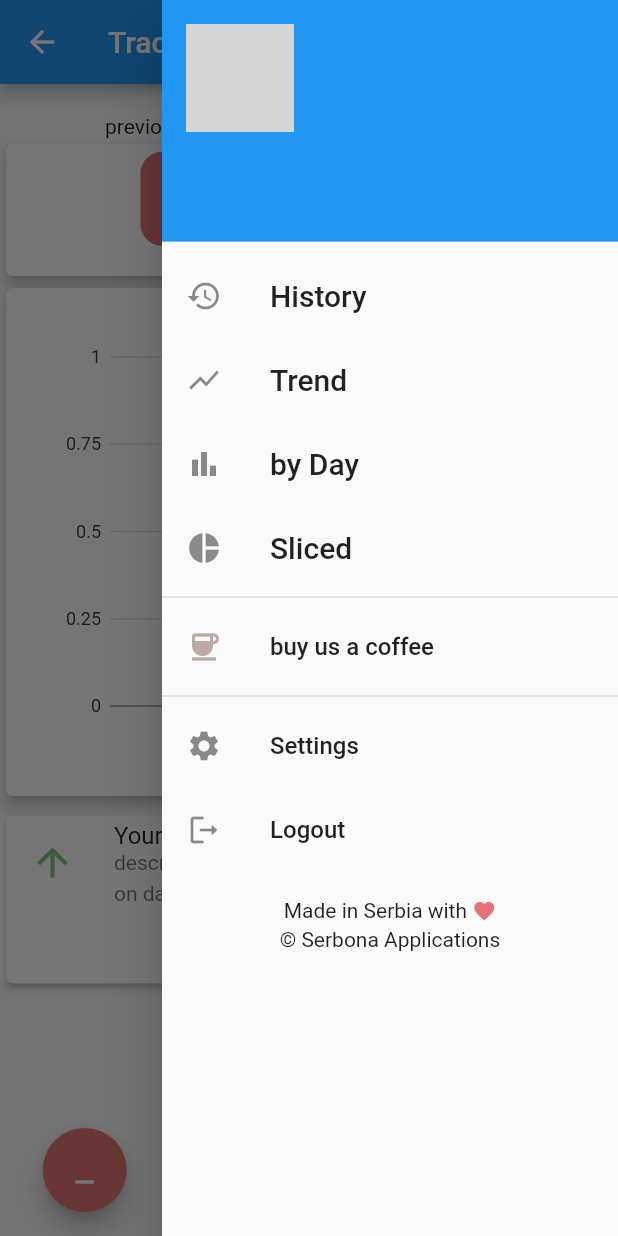
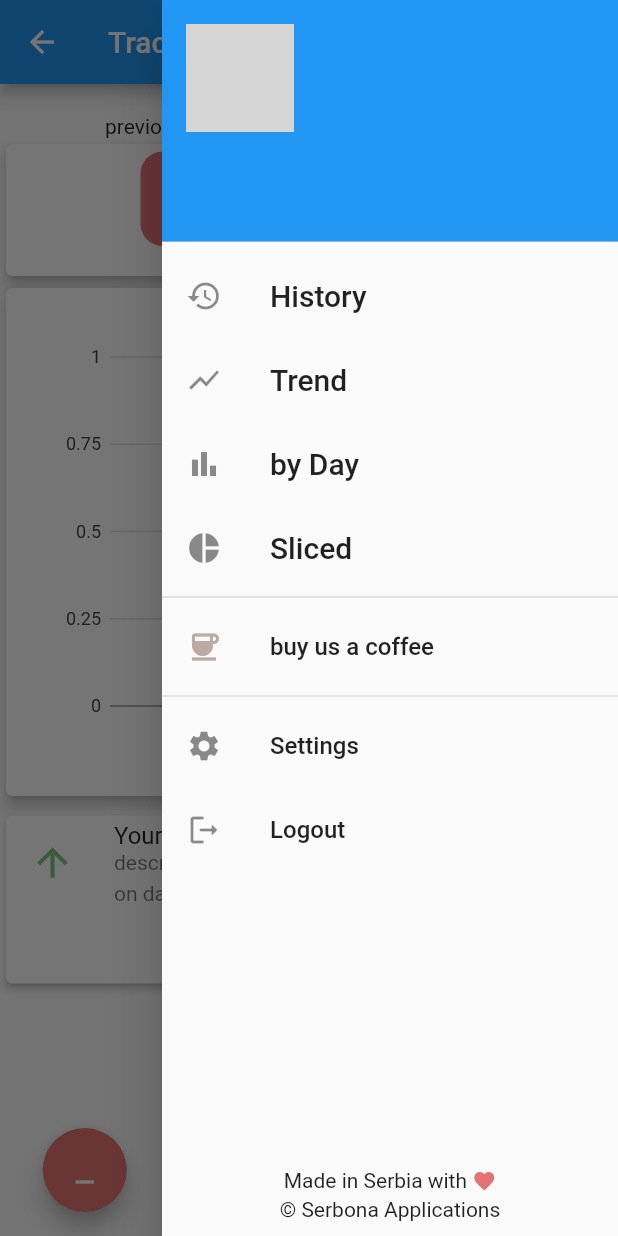
Before and after one commit to Petar81/Track-Bank-Expenses, a Flutter app: the BalanceOverview screen opened by its route, with the side drawer open, on a phone screen of 412 x 824 dp. Run offline on Flutter 3.47's test engine with Material 2 defaults, Android fonts, the phone set to English and light mode, and no system bars; drawn by our look-alikes of fl_chart; our stand-ins replace charts_flutter, firebase_auth, firebase_core, firebase_database, firebase_storage, image_picker and 1 more; accounts and stored records are empty; network calls fail; grey boxes are pictures that could not be loaded.

Commit message:
make footer signature stick to the bottom of the screen

```diff
--- a/lib/screens/balance_overview.dart
+++ b/lib/screens/balance_overview.dart
@@ -268,6 +268,9 @@ class _BalanceOverviewState extends State<BalanceOverview> {
               title: Text(widget.title),
             ),
             endDrawer: Drawer(
+              child: Column(
+                children: <Widget>[
+                  Expanded(
                     child: ListView(
                       padding: EdgeInsets.zero,
                       children: <Widget>[
@@ -299,7 +302,8 @@ class _BalanceOverviewState extends State<BalanceOverview> {
                             Navigator.push(
                               context,
                               MaterialPageRoute(
-                          builder: (context) => const TransactionsHistory(),
+                                builder: (context) =>
+                                    const TransactionsHistory(),
                               ),
                             );
                           },
@@ -374,7 +378,8 @@ class _BalanceOverviewState extends State<BalanceOverview> {
                             style: TextStyle(fontSize: 16.0),
                           ),
                           onTap: () async {
-                      Navigator.pushNamed(context, '/settings').then((_) async {
+                            Navigator.pushNamed(context, '/settings')
+                                .then((_) async {
                               // This block runs when we return back from settings
                               // Reference to users/user.uid/avatarURL endpoint
                               DatabaseReference refAvatarURL = FirebaseDatabase
@@ -382,7 +387,8 @@ class _BalanceOverviewState extends State<BalanceOverview> {
                                   .ref("users/${user!.uid}/avatarURL/");
 
                               // Get the data once from users/user.uid/avatarURL
-                        DatabaseEvent avatarURLRef = await refAvatarURL.once();
+                              DatabaseEvent avatarURLRef =
+                                  await refAvatarURL.once();
                               if (avatarURLRef.snapshot.value != null) {
                                 final avatarURLSnapshot =
                                     avatarURLRef.snapshot.value as String;
@@ -397,7 +403,8 @@ class _BalanceOverviewState extends State<BalanceOverview> {
                                   .ref("users/${user.uid}/displayName/");
 
                               // Get the data once from users/user.uid/displayName
-                        DatabaseEvent userNameRef = await getUserName.once();
+                              DatabaseEvent userNameRef =
+                                  await getUserName.once();
                               if (userNameRef.snapshot.value != null) {
                                 final userNameSnapshot =
                                     userNameRef.snapshot.value as String;
@@ -429,11 +436,14 @@ class _BalanceOverviewState extends State<BalanceOverview> {
                             );
                           },
                         ),
+                      ],
+                    ),
+                  ),
                   SizedBox(
                     child: Align(
                       alignment: Alignment.bottomCenter,
                       child: Padding(
-                        padding: const EdgeInsets.only(top: 18.0),
+                        padding: const EdgeInsets.only(bottom: 10.0),
                         child: Column(
                           mainAxisAlignment: MainAxisAlignment.end,
                           children: <Widget>[
```
Lines whose indentation alone changed are shown as unchanged.
